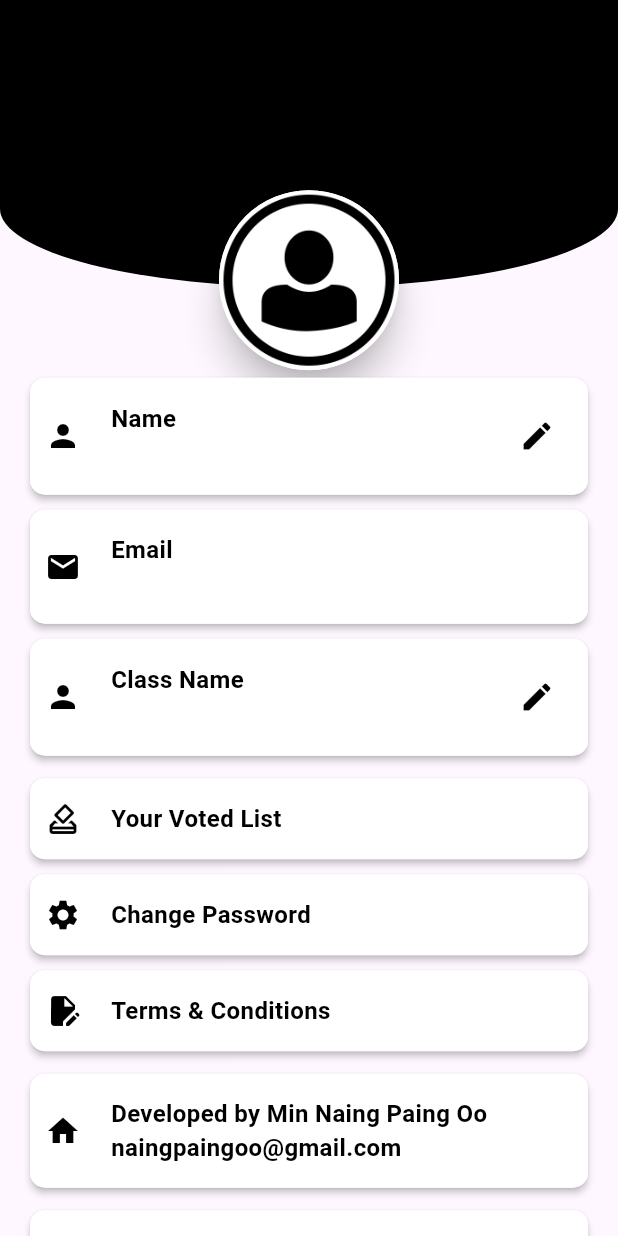
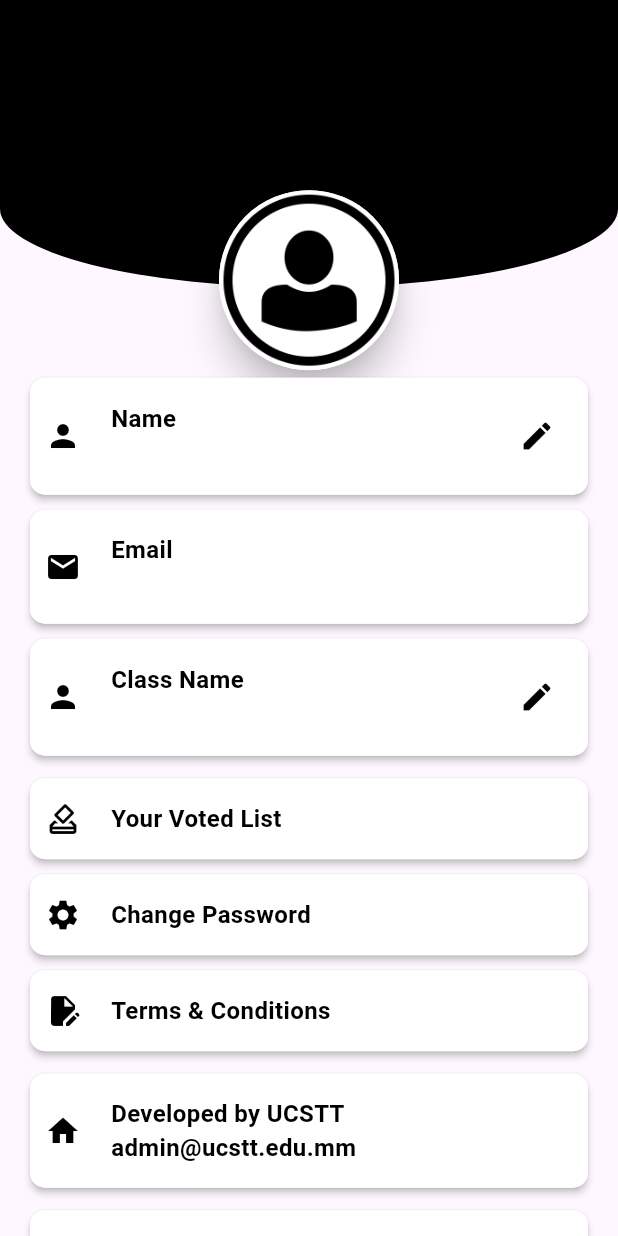
Before and after one commit to minnaingpaingoo/ucstt_voting, a Flutter app: the Profile screen opened directly, on a phone screen of 412 x 824 dp. Run offline on Flutter 3.47's test engine with Material 3 defaults, Android fonts, the phone set to English and light mode, and no system bars; our stand-ins replace cloud_firestore, curved_navigation_bar, firebase_auth, firebase_core, image_picker, pdf and 2 more; accounts and stored records are empty.

Commit message:
modified:   android/app/src/main/AndroidManifest.xml

```diff
--- a/lib/user/home.dart
+++ b/lib/user/home.dart
@@ -289,7 +289,7 @@ class _HomeState extends State<Home> {
           mainAxisSize: MainAxisSize.min,
           children: [
             Text(
-              "Developed by: Min Naing Paing Oo",
+              "Developed by: UCSTT",
               textAlign: TextAlign.center,
               style: TextStyle(
                 color: Colors.white, // Text color
@@ -299,7 +299,7 @@ class _HomeState extends State<Home> {
             ),
             SizedBox(height: 8),
             Text(
-              "Contact: naingpaingoo@gmail.com",
+              "Contact: admin@ucstt.edu.mm",
               textAlign: TextAlign.center,
               style: TextStyle(
                 color: Colors.white, // Text color
--- a/lib/user/profile.dart
+++ b/lib/user/profile.dart
@@ -593,8 +593,8 @@ class _ProfileState extends State<Profile> {
           const SizedBox(height: 10),
           infoRow(
             icon: Icons.home,
-            title: "Developed by Min Naing Paing Oo",
-            value: "naingpaingoo@gmail.com",
+            title: "Developed by UCSTT",
+            value: "admin@ucstt.edu.mm",
           ),
           const SizedBox(height: 10),
           buildActionRow(
```
Also changed, not shown: lib/user/loading.dart (+7 -7 lines), pubspec.yaml (+9 -10 lines), assets/logo.png, pubspec.lock, 7 other files.
